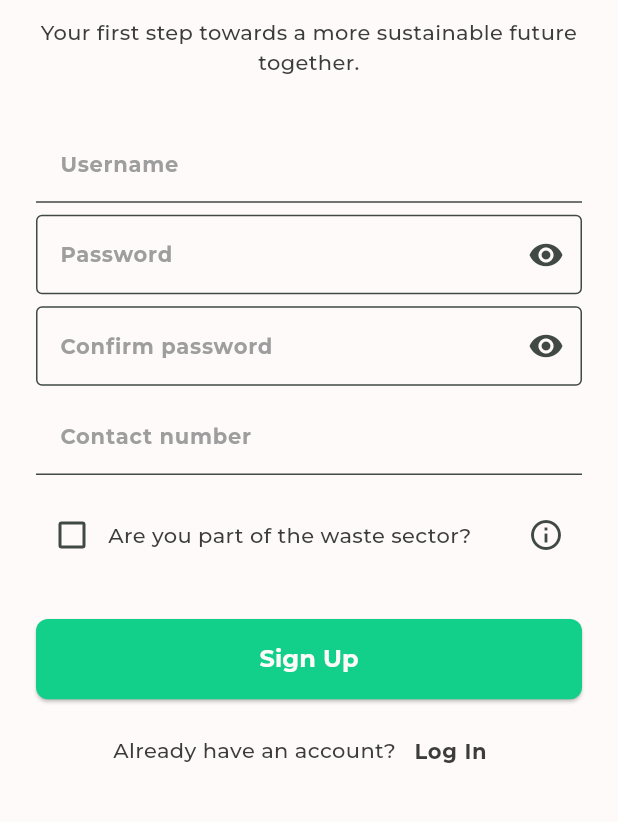
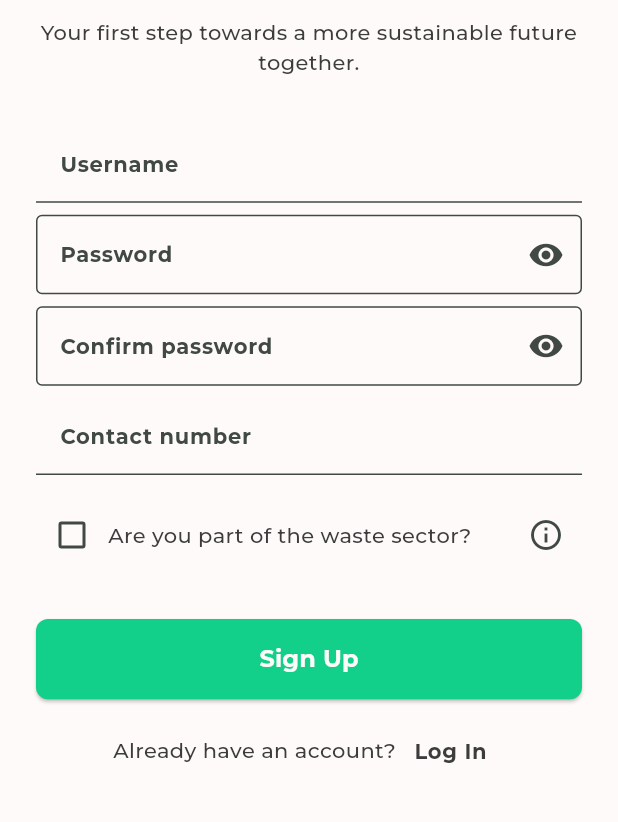
Before and after one commit to simonvque/ISPROJ2REGAIN_MOBILE, a Flutter app: the RegistrationScreen screen opened directly, on a phone screen of 412 x 824 dp, the part 305-1127 px from its top. Run offline on Flutter 3.47's test engine with Material 3 defaults, Android fonts, the phone set to English and light mode, and no system bars; our stand-ins replace carousel_slider, flutter_markdown, flutter_secure_storage, get, get_storage, iconsax_flutter and 2 more; accounts and stored records are empty; network calls fail; project files that could hold a hidden picture were left out.

Commit message:
updated textfield

```diff
--- a/lib/themes/elements/input fields/regain_textbox.dart
+++ b/lib/themes/elements/input fields/regain_textbox.dart
@@ -1,53 +1,94 @@
+// TODO Implement this library.import 'package:flutter/material.dart';
+
+import 'package:flutter/cupertino.dart';
 import 'package:flutter/material.dart';
 
 import '../../../constants/colors.dart';
+
+
+// class RegainTextbox extends StatelessWidget {
+//   final String? labelText;
+//   final String? hintText;
+//   final Color focusedBorderColor;
+//   final TextInputType keyboardType;
+//   final Widget? prefixIcon;
+//   final Widget? suffixIcon;
+//   final bool isUnderlineBorder;
+//
+//   const RegainTextbox({
+//     Key? key,
+//     this.labelText,
+//     this.hintText,
+//     this.focusedBorderColor = green,
+//     this.keyboardType = TextInputType.text,
+//     this.prefixIcon,
+//     this.suffixIcon,
+//     this.isUnderlineBorder = false, // Default to border on all sides
+//   }) : super(key: key);
+//
+//   @override
+//   Widget build(BuildContext context) {
+//     return TextFormField(
+//       keyboardType: keyboardType,
+//       decoration: InputDecoration(
+//         labelText: labelText,
+//         hintText: hintText,
+//         prefixIcon: prefixIcon,
+//         suffixIcon: suffixIcon,
+//         border: isUnderlineBorder
+//             ? UnderlineInputBorder(
+//           borderSide: BorderSide(color: focusedBorderColor),
+//         )
+//             : OutlineInputBorder(
+//           borderSide: BorderSide(color: focusedBorderColor),
+//         ),
+//         focusedBorder: isUnderlineBorder
+//             ? UnderlineInputBorder(
+//           borderSide: BorderSide(color: focusedBorderColor),
+//         )
+//             : OutlineInputBorder(
+//           borderSide: BorderSide(color: focusedBorderColor),
+//         ),
+//       ),
+//     );
+//   }
+// }
 
 class RegainTextbox extends StatelessWidget {
   final String? labelText;
   final String? hintText;
   final Color focusedBorderColor;
-  final Color borderColor;
   final Color fontColor;
   final Color iconColor;
   final Color fillColor;
-  final Color hintAndLabelTextColor;
   final TextInputType keyboardType;
   final Widget? prefixIcon;
   final Widget? suffixIcon;
   final bool isUnderlineBorder;
-  final TextEditingController? controller;
-  final bool obscureText;
 
   const RegainTextbox({
     Key? key,
-    this.controller,
     this.labelText,
     this.hintText,
     this.focusedBorderColor = green,
-    this.borderColor = white,
     this.fontColor = black,
-    this.iconColor = Colors.grey,
+    this.iconColor = black,
     this.fillColor = white,
-    this.hintAndLabelTextColor = Colors.grey,
     this.keyboardType = TextInputType.text,
     this.prefixIcon,
     this.suffixIcon,
-    this.isUnderlineBorder = false,
-    this.obscureText = false,
+    this.isUnderlineBorder = false, // Default to border on all sides
   }) : super(key: key);
 
   @override
   Widget build(BuildContext context) {
     return TextFormField(
-      controller: controller,
       keyboardType: keyboardType,
-      obscureText: obscureText,
       style: TextStyle(color: fontColor),
       decoration: InputDecoration(
         labelText: labelText,
-        labelStyle: TextStyle(color: hintAndLabelTextColor),
         hintText: hintText,
-        hintStyle: TextStyle(color: hintAndLabelTextColor),
+        hintStyle: TextStyle(color: fontColor),
         prefixIcon: prefixIcon != null
             ? IconTheme(
           data: IconThemeData(color: iconColor),
```
